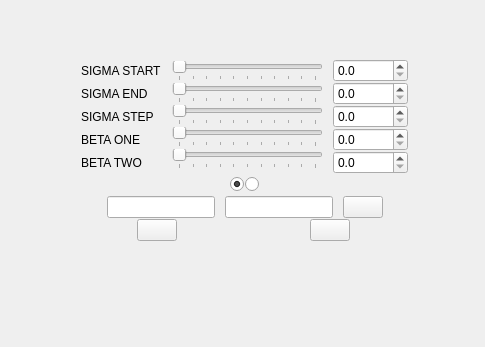
Above: ui/frangi_detektor.ui from RaphCucul/Image-registration-GUI before the change. Below: the same form after it.
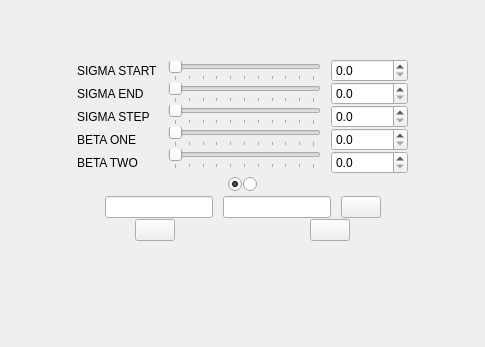
That is the form after the change. Icons and pictures are not drawn.

```diff
--- a/ui/frangi_detektor.ui
+++ b/ui/frangi_detektor.ui
@@ -24,7 +24,7 @@
     <number>1</number>
    </property>
    <property name="leftMargin">
-    <number>5</number>
+    <number>1</number>
    </property>
    <property name="topMargin">
     <number>1</number>
```
